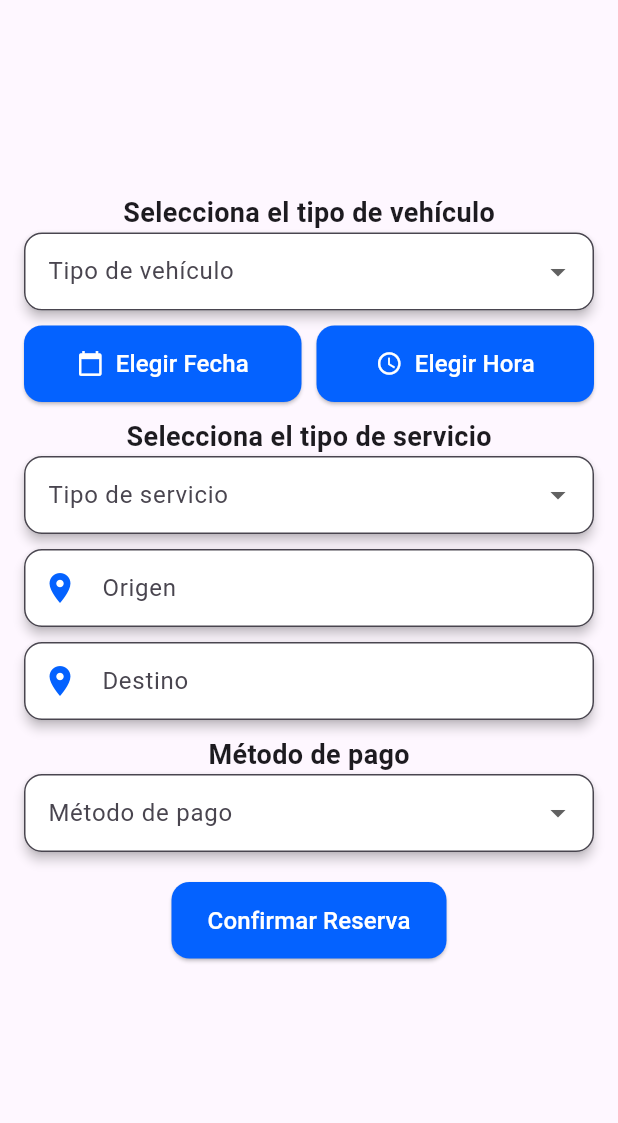
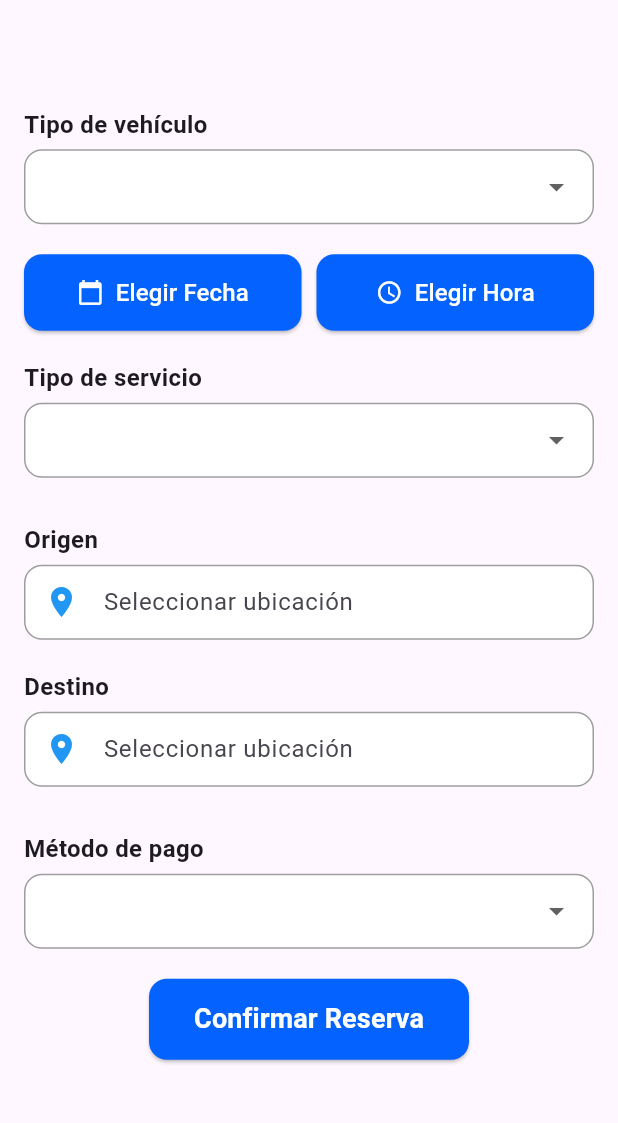
Before and after one commit to nicoloyolar/rider-mobile, a Flutter app: the TallerScreen screen opened directly, on a phone screen of 412 x 824 dp, the part 84-1207 px from its top. Run offline on Flutter 3.47's test engine with Material 3 defaults, Android fonts, the phone set to English and light mode, and no system bars; our stand-ins replace geocoding, geolocator, google_maps_flutter, google_sign_in, image_picker, sqflite; accounts and stored records are empty.

Commit message:
estandariza pantallas

```diff
--- a/apuntes-rider-app.txt
+++ b/apuntes-rider-app.txt
@@ -49,4 +49,4 @@ REVISIÓN EN DISPOSITIVO
 
     - CONDUCTOR
 
-        - se debe desarrollar la vista del conductor
+        - se deben desarrollar todas las funcionalidades del conductor
--- a/lib/login_screen.dart
+++ b/lib/login_screen.dart
@@ -1,8 +1,8 @@
 // ignore_for_file: library_private_types_in_public_api
 
 import 'package:flutter/material.dart';
+import 'package:rider/driver_screen.dart';
 import 'package:rider/main_screen.dart';
-import 'package:rider/register_driver_screen.dart';
 import 'package:rider/register_screen.dart';
 import 'package:rider/widgets/custom_alert_dialog.dart';
 
@@ -95,7 +95,7 @@ class _LoginScreenState extends State<LoginScreen> {
         Navigator.pushReplacement(
           context,
           MaterialPageRoute(
-            builder: (context) => DriverRegisterScreen(),
+            builder: (context) => DriverScreen(userEmail: correo),
           ),
         );
       }
--- a/lib/main_screen.dart
+++ b/lib/main_screen.dart
@@ -61,10 +61,6 @@ class ViajesScreen extends StatelessWidget {
 
             const SizedBox(height: 20),
 
-            _buildSectionTitle('Reservas'),
-            _buildServiceGrid(context, [
-              _buildServiceCard(context, 'Calendario de Reservas', Icons.calendar_month),
-            ], isTall: true),
           ],
         ),
       ),
--- a/lib/revision_tecnica_screen.dart
+++ b/lib/revision_tecnica_screen.dart
@@ -58,7 +58,6 @@ class _RevisionTecnicaScreenState extends State<RevisionTecnicaScreen> {
               crossAxisAlignment: CrossAxisAlignment.center,
               children: [
 
-                const Text("Selecciona el tipo de vehículo", style: TextStyle(fontSize: 18, fontWeight: FontWeight.bold)),
               _buildDropdownField(
                 label: "Tipo de vehículo",
                 icon: Icons.directions_car,
@@ -108,7 +107,6 @@ class _RevisionTecnicaScreenState extends State<RevisionTecnicaScreen> {
                 ],
               ),
               const SizedBox(height: 10),
-              const Text("Selecciona el tipo de servicio", style: TextStyle(fontSize: 18, fontWeight: FontWeight.bold)),
               _buildDropdownField(
                 label: "Tipo de servicio",
                 icon: Icons.work,
--- a/lib/taller_screen.dart
+++ b/lib/taller_screen.dart
@@ -1,6 +1,7 @@
-// ignore_for_file: library_private_types_in_public_api
+// ignore_for_file: library_private_types_in_public_api, unused_field
 
 import 'package:flutter/material.dart';
+import 'package:rider/widgets/custom_alert_dialog.dart';
 
 class TallerScreen extends StatefulWidget {
   const TallerScreen({super.key});
@@ -15,6 +16,7 @@ class _TallerScreenState extends State<TallerScreen> {
   DateTime? _fechaSeleccionada;
   TimeOfDay? _horaSeleccionada;
   String? _metodoPago;
+  String _costoServicio = "0";
 
   void _seleccionarFecha(BuildContext context) async {
     DateTime? fecha = await showDatePicker(
@@ -42,65 +44,36 @@ class _TallerScreenState extends State<TallerScreen> {
     }
   }
 
+  void _calcularCosto() {
+    double costoBase = 100.0;
+    if (_tipoVehiculo == "Moto") {
+      costoBase = 50.0;
+    } else if (_tipoVehiculo == "Camioneta") {
+      costoBase = 120.0;
+    }
+
+    if (_modoServicio == "Traslado y devolución") {
+      costoBase *= 1.5;
+    }
+
+    setState(() {
+      _costoServicio = costoBase.toStringAsFixed(2);
+    });
+  }
+
   void _mostrarExito() {
     showDialog(
       context: context,
       builder: (BuildContext context) {
-        return AlertDialog(
-          shape: RoundedRectangleBorder(
-            borderRadius: BorderRadius.circular(16),
-          ),
-          title: Column(
-            children: [
-              CircleAvatar(
-                radius: 30,
+        return CustomAlertDialog(
+          title: "¡Reserva Exitosa!",
+          message:
+              "Tu cita en el taller ha sido agendada correctamente. No olvides proporcionar el dinero para el servicio y los documentos del vehículo.",
+          icon: Icons.check_circle,
           backgroundColor: const Color(0xFF0462FF),
-                child: const Icon(Icons.check_circle, color: Colors.white, size: 40),
-              ),
-              const SizedBox(height: 10),
-              const Text(
-                "¡Reserva Exitosa!",
-                textAlign: TextAlign.center,
-                style: TextStyle(
-                  fontSize: 20,
-                  fontWeight: FontWeight.bold,
-                  color: Colors.black87,
-                ),
-              ),
-            ],
-          ),
-          content: const Text(
-            "Tu cita en el taller ha sido agendada correctamente. No olvides proporcionar el dinero para el servicio y los documentos del vehículo.",
-            textAlign: TextAlign.center,
-            style: TextStyle(fontSize: 16, color: Colors.black54),
-          ),
-          actions: [
-            Padding(
-              padding: const EdgeInsets.symmetric(horizontal: 10, vertical: 5),
-              child: ElevatedButton(
-                style: ElevatedButton.styleFrom(
-                  backgroundColor: const Color(0xFF0462FF),
-                  shape: RoundedRectangleBorder(
-                    borderRadius: BorderRadius.circular(12),
-                  ),
-                  padding: const EdgeInsets.symmetric(vertical: 12),
-                ),
           onPressed: () {
             Navigator.pop(context);
           },
-                child: const Center(
-                  child: Text(
-                    'Aceptar',
-                    style: TextStyle(
-                      fontSize: 16,
-                      fontWeight: FontWeight.bold,
-                      color: Colors.white,
-                    ),
-                  ),
-                ),
-              ),
-            ),
-          ],
         );
       },
     );
@@ -122,7 +95,6 @@ class _TallerScreenState extends State<TallerScreen> {
               mainAxisAlignment: MainAxisAlignment.center,
               crossAxisAlignment: CrossAxisAlignment.center,
               children: [
-              const Text("Selecciona el tipo de vehículo", style: TextStyle(fontSize: 18, fontWeight: FontWeight.bold)),
                 _buildDropdownField(
                   label: "Tipo de vehículo",
                   icon: Icons.directions_car,
@@ -132,6 +104,7 @@ class _TallerScreenState extends State<TallerScreen> {
                     setState(() {
                       _tipoVehiculo = newValue;
                     });
+                    _calcularCosto();
                   },
                 ),
                 const SizedBox(height: 10),
@@ -172,7 +145,6 @@ class _TallerScreenState extends State<TallerScreen> {
                   ],
                 ),
                 const SizedBox(height: 10),
-              const Text("Selecciona el tipo de servicio", style: TextStyle(fontSize: 18, fontWeight: FontWeight.bold)),
                 _buildDropdownField(
                   label: "Tipo de servicio",
                   icon: Icons.work,
@@ -182,6 +154,7 @@ class _TallerScreenState extends State<TallerScreen> {
                     setState(() {
                       _modoServicio = newValue;
                     });
+                    _calcularCosto();
                   },
                 ),
                 const SizedBox(height: 10),
@@ -191,15 +164,15 @@ class _TallerScreenState extends State<TallerScreen> {
                     icon: Icons.location_on,
                     readOnly: true,
                   ),
-                const SizedBox(height: 10),
                   _buildInputField(
                     label: "Parada (Taller)",
-                  icon: Icons.local_hospital,
+                    icon: Icons.location_on,
+                    readOnly: true,
                   ),
-                const SizedBox(height: 10),
                   _buildInputField(
                     label: "Destino",
                     icon: Icons.location_on,
+                    readOnly: true,
                   ),
                 ] else ...[
                   _buildInputField(
@@ -207,14 +180,13 @@ class _TallerScreenState extends State<TallerScreen> {
                     icon: Icons.location_on,
                     readOnly: true,
                   ),
-                const SizedBox(height: 10),
                   _buildInputField(
                     label: "Destino",
                     icon: Icons.location_on,
+                    readOnly: true,
                   ),
                 ],
                 const SizedBox(height: 10),
-              const Text("Método de pago", style: TextStyle(fontSize: 18, fontWeight: FontWeight.bold)),
                 _buildDropdownField(
                   label: "Método de pago",
                   icon: Icons.payment,
@@ -226,16 +198,17 @@ class _TallerScreenState extends State<TallerScreen> {
                     });
                   },
                 ),
-              const SizedBox(height: 20),
-              Center(
-                child: ElevatedButton(
+                const SizedBox(height: 10),
+                ElevatedButton(
+                  onPressed: _mostrarExito,
                   style: ElevatedButton.styleFrom(
-                    padding: const EdgeInsets.symmetric(vertical: 14, horizontal: 24),
+                    backgroundColor: Color(0xFF0462FF),
+                    padding: EdgeInsets.symmetric(horizontal: 30, vertical: 14),
                     shape: RoundedRectangleBorder(borderRadius: BorderRadius.circular(12)),
-                    backgroundColor: const Color(0xFF0462FF),
                   ),
-                  onPressed: _mostrarExito,
-                  child: const Text("Confirmar Reserva", style: TextStyle(fontSize: 16, color: Colors.white)),
+                  child: const Text(
+                    'Confirmar Reserva',
+                    style: TextStyle(color: Colors.white, fontSize: 18, fontWeight: FontWeight.bold),
                   ),
                 ),
               ],
@@ -246,61 +219,80 @@ class _TallerScreenState extends State<TallerScreen> {
     );
   }
 
-
-Widget _buildInputField({required String label, required IconData icon, bool readOnly = false}) {
-  return Material(
-    elevation: 3,
-    borderRadius: BorderRadius.circular(12),
-    child: TextField(
-      readOnly: readOnly,
-      decoration: InputDecoration(
-        labelText: label,
-        border: OutlineInputBorder(borderRadius: BorderRadius.circular(12)),
-        prefixIcon: Icon(icon, color: const Color(0xFF0462FF)),
-        contentPadding: const EdgeInsets.symmetric(vertical: 14, horizontal: 12),
-        filled: true,
-        fillColor: Colors.white,
-      ),
-      style: const TextStyle(fontSize: 16),
-    ),
-  );
-}
-
   Widget _buildDropdownField({
     required String label,
     required IconData icon,
     required String? value,
     required List<String> items,
-  required ValueChanged<String?> onChanged,
+    required Function(String?) onChanged,
   }) {
-  return Material(
-    elevation: 3,
+    return Padding(
+      padding: const EdgeInsets.symmetric(vertical: 10),
+      child: Column(
+        crossAxisAlignment: CrossAxisAlignment.start,
+        children: [
+          Text(label, style: TextStyle(fontSize: 16, fontWeight: FontWeight.bold)),
+          const SizedBox(height: 5),
+          Container(
+            padding: const EdgeInsets.symmetric(horizontal: 12),
+            decoration: BoxDecoration(
+              color: Colors.white,
               borderRadius: BorderRadius.circular(12),
+              border: Border.all(color: Colors.grey, width: 1),
+            ),
             child: DropdownButtonFormField<String>(
               value: value,
+              decoration: const InputDecoration(border: InputBorder.none),
+              onChanged: onChanged,
               items: items.map((String item) {
                 return DropdownMenuItem<String>(
                   value: item,
                   child: Row(
                     children: [
-              Icon(icon, color: const Color(0xFF0462FF)),
-              const SizedBox(width: 8),
+                      Icon(icon, color: Colors.blue),
+                      const SizedBox(width: 10),
                       Text(item),
                     ],
                   ),
                 );
               }).toList(),
-      onChanged: onChanged,
-      decoration: InputDecoration(
-        labelText: label,
-        border: OutlineInputBorder(borderRadius: BorderRadius.circular(12)),
-        contentPadding: const EdgeInsets.symmetric(vertical: 14, horizontal: 12),
-        filled: true,
-        fillColor: Colors.white,
             ),
-      style: const TextStyle(fontSize: 16),
+          ),
+        ],
       ),
     );
   }
 
+  Widget _buildInputField({
+    required String label,
+    required IconData icon,
+    required bool readOnly,
+  }) {
+    return Padding(
+      padding: const EdgeInsets.symmetric(vertical: 10),
+      child: Column(
+        crossAxisAlignment: CrossAxisAlignment.start,
+        children: [
+          Text(label, style: TextStyle(fontSize: 16, fontWeight: FontWeight.bold)),
+          const SizedBox(height: 5),
+          Container(
+            padding: const EdgeInsets.symmetric(horizontal: 12),
+            decoration: BoxDecoration(
+              color: Colors.white,
+              borderRadius: BorderRadius.circular(12),
+              border: Border.all(color: Colors.grey, width: 1),
+            ),
+            child: TextField(
+              readOnly: readOnly,
+              decoration: InputDecoration(
+                hintText: "Seleccionar ubicación",
+                border: InputBorder.none,
+                icon: Icon(icon, color: Colors.blue),
+              ),
+            ),
+          ),
+        ],
+      ),
+    );
   }
+}
```
Also changed, not shown: lib/driver_screen.dart (added, +268 -0 lines), lib/no_conduzca_screen.dart (+10 -57 lines). Lines whose indentation alone changed are shown as unchanged.
